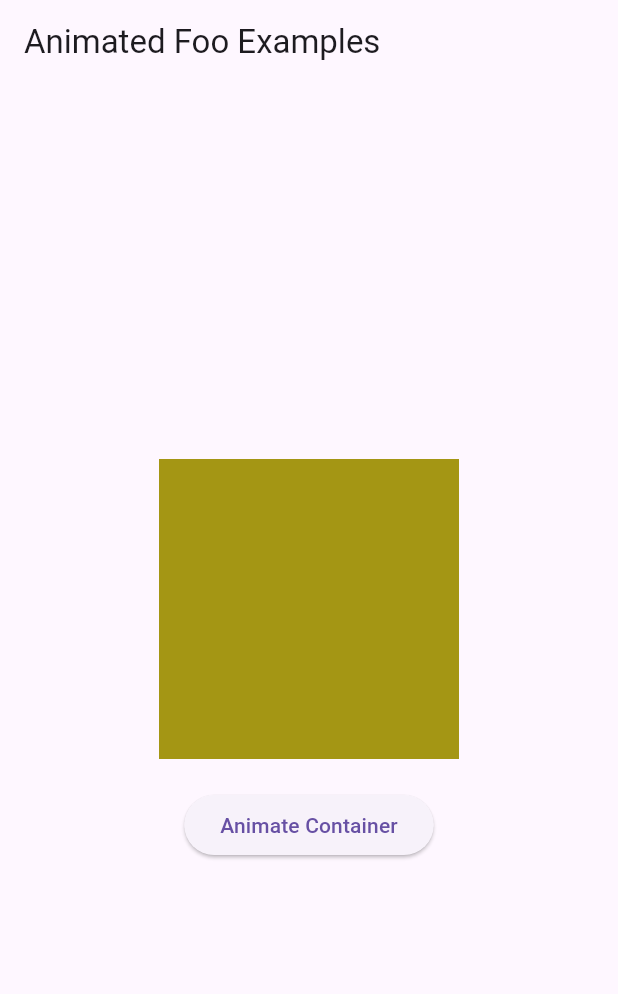
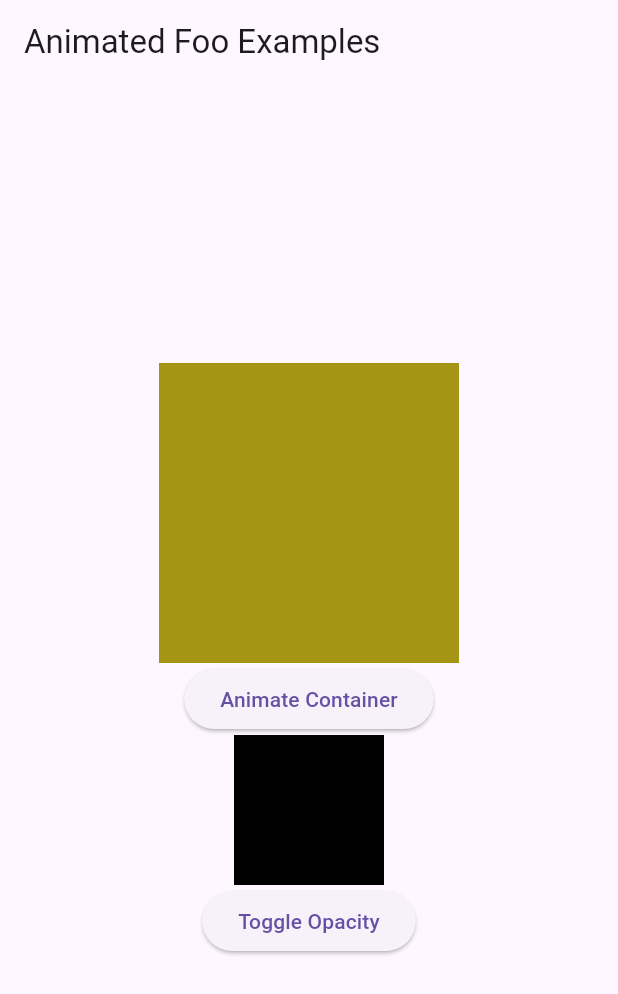
Before and after one commit to david-tawfik/flutter_animation, a Flutter app: the screen it shows after launch, after a tap on "Animate Container", on a phone screen of 412 x 824 dp. Shown: the top 994 px of the screen. Run offline on Flutter 3.47's test engine with Material 3 defaults, Android fonts, the phone set to English and light mode, and no system bars.

Commit message:
finished task2 (animated opacity)

```diff
--- a/lib/main.dart
+++ b/lib/main.dart
@@ -27,12 +27,21 @@ class _AnimatedFooExampleState extends State<AnimatedFooExample> {
   double _width = 100.0;
   double _height = 100.0;
   Color _color = Colors.black;
+  double _opacity = 1.0;
 
   void _animateContainer() {
     setState(() {
       _width = _width == 100.0 ? 200.0 : 100.0;
       _height = _height == 100.0 ? 200.0 : 100.0;
-      _color = _color == Colors.black ? const Color.fromARGB(255, 164, 150, 20) : Colors.black;
+      _color = _color == Colors.black
+          ? const Color.fromARGB(255, 164, 150, 20)
+          : Colors.black;
+    });
+  }
+
+  void _toggleOpacity() {
+    setState(() {
+      _opacity = _opacity == 1.0 ? 0.0 : 1.0;
     });
   }
 
@@ -45,13 +54,25 @@ class _AnimatedFooExampleState extends State<AnimatedFooExample> {
           width: _width,
           height: _height,
           color: _color,
-          duration: Duration(seconds: 1),
+          duration: const Duration(seconds: 1),
           curve: Curves.easeInOut,
         ),
-        SizedBox(height: 20),
         ElevatedButton(
           onPressed: _animateContainer,
-          child: Text('Animate Container'),
+          child: const Text('Animate Container'),
+        ),
+        AnimatedOpacity(
+          opacity: _opacity,
+          duration: const Duration(seconds: 1),
+          child: Container(
+            width: 100,
+            height: 100,
+            color: Colors.black,
+          ),
+        ),
+        ElevatedButton(
+          onPressed: _toggleOpacity,
+          child: const Text('Toggle Opacity'),
         ),
       ],
     );
```
